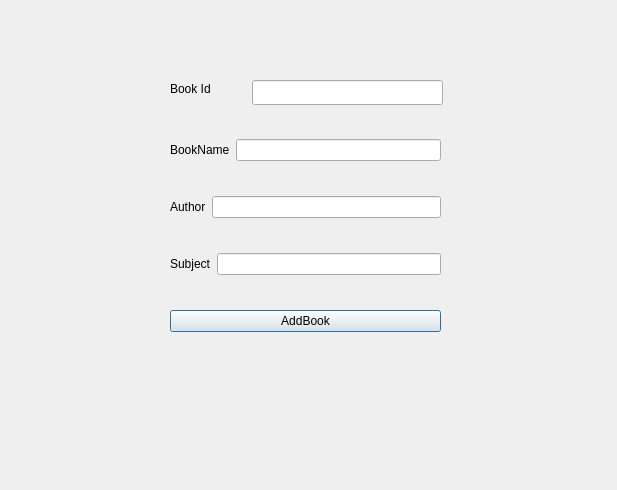
First picture: the form in Login/window_addbook.ui, repository mahsaamini2222/LibraryManagementSystem, before the edit.
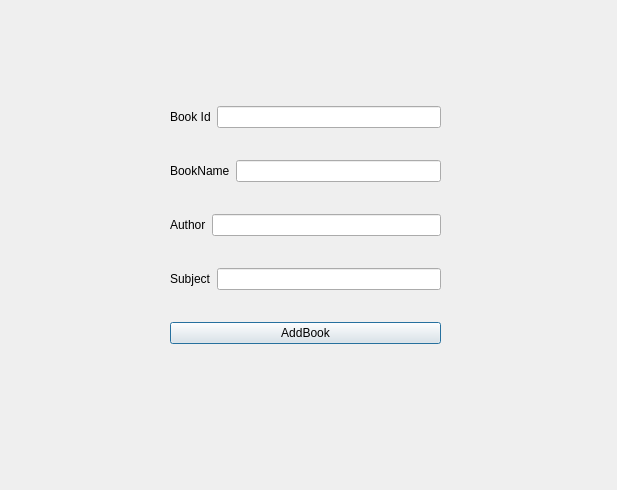
Second picture: the form after the edit.

```diff
--- a/Login/window_addbook.ui
+++ b/Login/window_addbook.ui
@@ -13,16 +13,30 @@
   <property name="windowTitle">
    <string>Dialog</string>
   </property>
-  <widget class="QWidget" name="layoutWidget">
+  <widget class="QWidget" name="">
    <property name="geometry">
     <rect>
      <x>170</x>
-     <y>110</y>
+     <y>80</y>
      <width>271</width>
-     <height>251</height>
+     <height>291</height>
     </rect>
    </property>
    <layout class="QVBoxLayout" name="verticalLayout">
+    <item>
+     <layout class="QHBoxLayout" name="horizontalLayout_4">
+      <item>
+       <widget class="QLabel" name="label">
+        <property name="text">
+         <string>Book Id</string>
+        </property>
+       </widget>
+      </item>
+      <item>
+       <widget class="QLineEdit" name="lineEdit_BookId"/>
+      </item>
+     </layout>
+    </item>
     <item>
      <layout class="QHBoxLayout" name="horizontalLayout">
       <item>
@@ -74,29 +88,6 @@
     </item>
    </layout>
   </widget>
-  <widget class="QLabel" name="label">
-   <property name="geometry">
-    <rect>
-     <x>170</x>
-     <y>80</y>
-     <width>67</width>
-     <height>17</height>
-    </rect>
-   </property>
-   <property name="text">
-    <string>Book Id</string>
-   </property>
-  </widget>
-  <widget class="QLineEdit" name="lineEdit_BookId">
-   <property name="geometry">
-    <rect>
-     <x>252</x>
-     <y>80</y>
-     <width>191</width>
-     <height>25</height>
-    </rect>
-   </property>
-  </widget>
  </widget>
  <resources/>
  <connections/>
```
